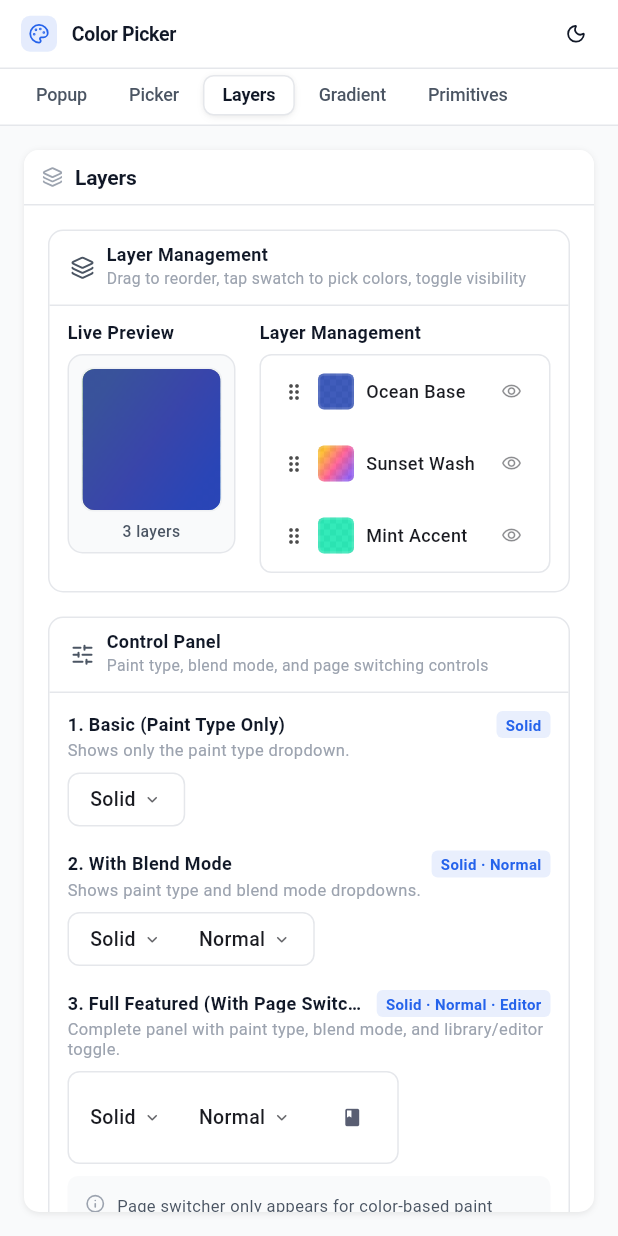
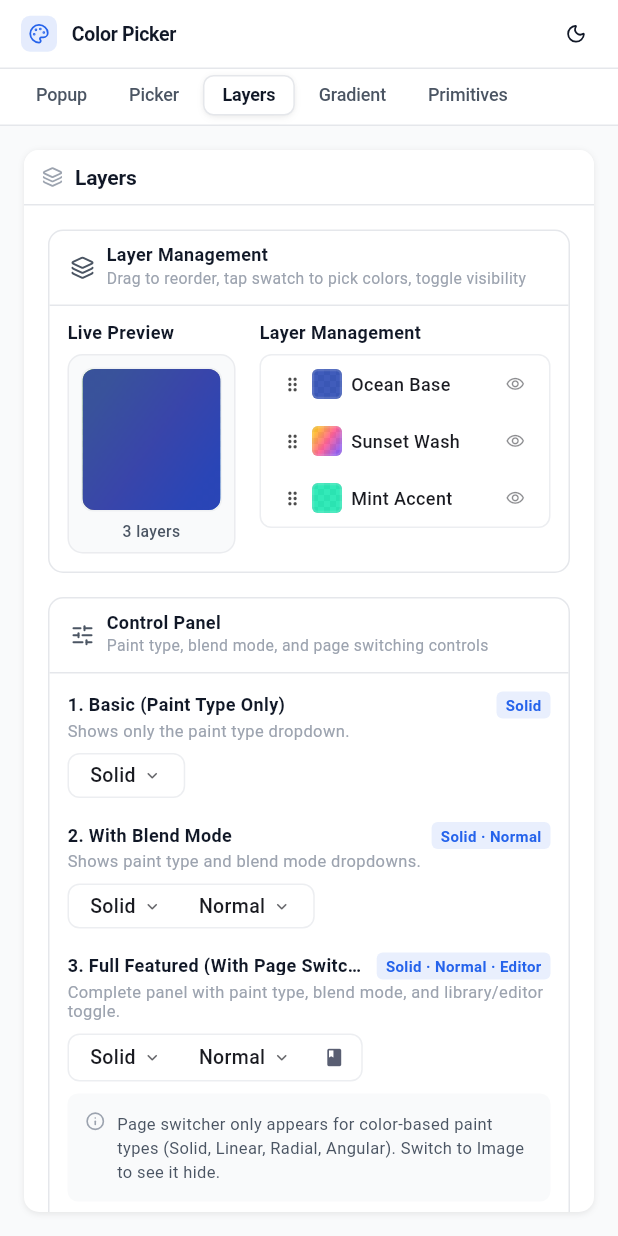
Before and after one commit to rayliverified/FlutterColorPicker, a Flutter app: the screen it shows after launch, after a tap on the "book" icon, after a tap on "Picker", after a tap on "Layers", on a phone screen of 412 x 824 dp. Run offline on Flutter 3.47's test engine with Material 3 defaults, Android fonts, the phone set to English and light mode, and no system bars; our stand-ins replace file_picker, flutter_lucide, shared_preferences.

Commit message:
Tighten color picker control layouts

```diff
--- a/example/lib/widgets/layers_control_panel_demo.dart
+++ b/example/lib/widgets/layers_control_panel_demo.dart
@@ -171,7 +171,11 @@ class _LayersControlPanelDemoState extends State<LayersControlPanelDemo> {
       decoration: BoxDecoration(
         color: SoftSaaSTokens.primaryBackground(brightness),
         borderRadius: BorderRadius.circular(8),
-        border: Border.all(color: SoftSaaSTokens.primaryBorder(brightness)),
+        border: Border.all(
+          color: SoftSaaSTokens.primaryBorder(
+            brightness,
+          ).withValues(alpha: 0.72),
+        ),
       ),
       child: child,
     );
--- a/example/lib/widgets/layers_list_demo.dart
+++ b/example/lib/widgets/layers_list_demo.dart
@@ -109,7 +109,9 @@ class _LayersListDemoState extends State<LayersListDemo> {
                       color: SoftSaaSTokens.primaryBackground(brightness),
                       borderRadius: BorderRadius.circular(8),
                       border: Border.all(
-                        color: SoftSaaSTokens.primaryBorder(brightness),
+                        color: SoftSaaSTokens.primaryBorder(
+                          brightness,
+                        ).withValues(alpha: 0.72),
                       ),
                     ),
                   ),
@@ -151,7 +153,11 @@ class _LayerPreviewCard extends StatelessWidget {
           decoration: BoxDecoration(
             color: SoftSaaSTokens.secondaryBackground(brightness),
             borderRadius: BorderRadius.circular(10),
-            border: Border.all(color: SoftSaaSTokens.primaryBorder(brightness)),
+            border: Border.all(
+              color: SoftSaaSTokens.primaryBorder(
+                brightness,
+              ).withValues(alpha: 0.72),
+            ),
           ),
           child: Column(
             crossAxisAlignment: CrossAxisAlignment.start,
--- a/lib/src/widgets/color_picker_layers_control_panel.dart
+++ b/lib/src/widgets/color_picker_layers_control_panel.dart
@@ -140,7 +140,10 @@ class ColorPickerLayersControlPanel extends StatelessWidget {
     this.currentPageIndex,
     this.onPageSwitcherTapped,
     this.readOnly = false,
-    this.padding = const EdgeInsets.symmetric(horizontal: 6, vertical: 6),
+    // Keep the bordered control group visually aligned with compact color
+    // inputs (hex/opacity): the dropdown trigger already contributes 4px of
+    // vertical padding, so the wrapper only needs a small inset.
+    this.padding = const EdgeInsets.symmetric(horizontal: 6, vertical: 3),
     this.showDivider = true,
   });
 
@@ -233,6 +236,8 @@ class ColorPickerLayersControlPanel extends StatelessWidget {
         child: Tooltip(
           message: pageIndex == 0 ? 'Library' : 'Editor',
           waitDuration: const Duration(seconds: 1),
+          child: SizedBox.square(
+            dimension: 24,
             child: IconButton(
               icon: Icon(
                 pageIndex == 0 ? Icons.book : Icons.gps_not_fixed,
@@ -240,8 +245,17 @@ class ColorPickerLayersControlPanel extends StatelessWidget {
               ),
               color: colorScheme.secondary,
               splashRadius: 12,
+              padding: EdgeInsets.zero,
+              visualDensity: VisualDensity.compact,
+              style: IconButton.styleFrom(
+                minimumSize: Size.zero,
+                fixedSize: const Size.square(24),
+                maximumSize: const Size.square(24),
+                tapTargetSize: MaterialTapTargetSize.shrinkWrap,
+              ),
               onPressed: readOnly ? null : onPageSwitcherTapped,
-            constraints: const BoxConstraints(minWidth: 0, minHeight: 0),
+              constraints: const BoxConstraints.tightFor(width: 24, height: 24),
+            ),
           ),
         ),
       ),
--- a/lib/src/widgets/layers_list.dart
+++ b/lib/src/widgets/layers_list.dart
@@ -282,14 +282,14 @@ class _LayerListItemState extends State<_LayerListItem> {
     return Material(
       color: Theme.of(context).colorScheme.surface.withValues(alpha: 0),
       child: Padding(
-        padding: const EdgeInsets.symmetric(horizontal: 4, vertical: 2),
+        padding: const EdgeInsets.symmetric(horizontal: 4, vertical: 1),
         child: InkWell(
           onTap: widget.onTap,
           borderRadius: BorderRadius.circular(7),
           child: AnimatedContainer(
             duration: const Duration(milliseconds: 150),
             curve: Curves.easeOut,
-            height: 44,
+            height: 36,
             padding: widget.itemPadding,
             decoration: BoxDecoration(
               color: _getBackgroundColor(context),
@@ -305,14 +305,14 @@ class _LayerListItemState extends State<_LayerListItem> {
                       index: widget.index,
                       child: Icon(
                         Icons.drag_indicator,
-                        size: 16,
+                        size: 14,
                         color: Theme.of(context).brightness == Brightness.dark
                             ? Colors.white.withValues(alpha: 0.7)
                             : Colors.black.withValues(alpha: 0.7),
                       ),
                     ),
                   ),
-                  const SizedBox(width: 8),
+                  const SizedBox(width: 6),
                 ],
                 // Color swatch (for solid and gradient layers)
                 if (canShowColorSwatch) ...[
@@ -321,6 +321,7 @@ class _LayerListItemState extends State<_LayerListItem> {
                     onPaintChanged: (paint) {
                       widget.onLayerUpdated(widget.layer.withPaint(paint));
                     },
+                    size: 20,
                     showBlendMode: true,
                     showPageSwitcher: true,
                     showRecentColors: widget.showRecentColors,
@@ -328,7 +329,7 @@ class _LayerListItemState extends State<_LayerListItem> {
                     showPresetLibrary: widget.presetLibrary != null,
                     presetLibrary: widget.presetLibrary,
                   ),
-                  const SizedBox(width: 8),
+                  const SizedBox(width: 6),
                 ],
                 // Layer name
                 Expanded(
@@ -347,7 +348,7 @@ class _LayerListItemState extends State<_LayerListItem> {
                 // Visibility toggle button (only if enabled)
                 if (widget.enableVisibility)
                   Padding(
-                    padding: const EdgeInsets.only(right: 4, left: 8),
+                    padding: const EdgeInsets.only(right: 3, left: 6),
                     child: Tooltip(
                       message: widget.layer.visible ? 'Hide' : 'Show',
                       child: InkWell(
@@ -360,7 +361,7 @@ class _LayerListItemState extends State<_LayerListItem> {
                           );
                         },
                         child: Padding(
-                          padding: const EdgeInsets.all(4),
+                          padding: const EdgeInsets.all(3),
                           child: Icon(
                             widget.layer.visible
                                 ? Icons.visibility_outlined
@@ -371,7 +372,7 @@ class _LayerListItemState extends State<_LayerListItem> {
                                   ).colorScheme.onSurface.withValues(alpha: 0.5)
                                 : Theme.of(context).colorScheme.onSurface
                                       .withValues(alpha: 0.3),
-                            size: 14,
+                            size: 13,
                           ),
                         ),
                       ),
```
Lines whose indentation alone changed are shown as unchanged.
